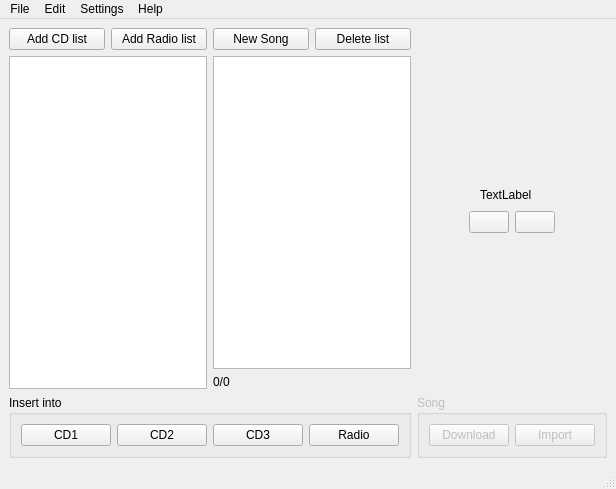
The window that mainwindow.ui (coriscodepage/MWC-MusicManager) describes before a commit, drawn with Qt 5.
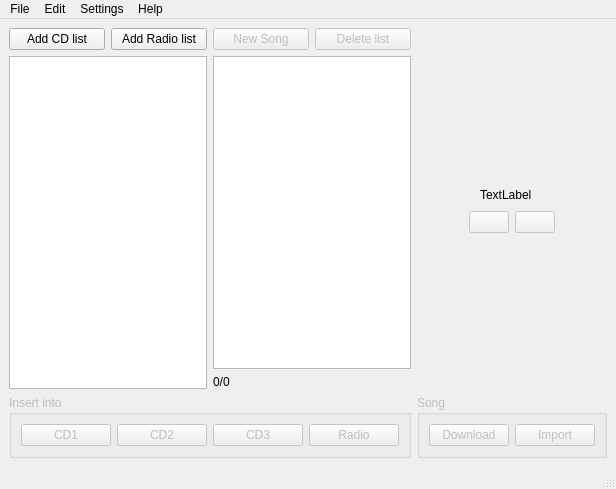
The same window after the commit. Icons and pictures are not drawn. Custom widgets are drawn as their Qt base class.

Diff of the .ui file:
```diff
--- a/mainwindow.ui
+++ b/mainwindow.ui
@@ -57,6 +57,9 @@
            <layout class="QHBoxLayout" name="horizontalLayout_4">
             <item>
              <widget class="QPushButton" name="newItem">
+              <property name="enabled">
+               <bool>false</bool>
+              </property>
               <property name="text">
                <string>New Song</string>
               </property>
@@ -64,6 +67,9 @@
             </item>
             <item>
              <widget class="QPushButton" name="deleteList">
+              <property name="enabled">
+               <bool>false</bool>
+              </property>
               <property name="text">
                <string>Delete list</string>
               </property>
@@ -93,7 +99,10 @@
        </layout>
       </item>
       <item>
-       <widget class="QGroupBox" name="groupBox_2">
+       <widget class="QGroupBox" name="insertGroupBox">
+        <property name="enabled">
+         <bool>false</bool>
+        </property>
         <property name="sizePolicy">
          <sizepolicy hsizetype="Ignored" vsizetype="Preferred">
           <horstretch>0</horstretch>
@@ -224,6 +233,9 @@
           </item>
           <item>
            <widget class="QPushButton" name="play">
+            <property name="enabled">
+             <bool>false</bool>
+            </property>
             <property name="text">
              <string/>
             </property>
@@ -234,6 +246,9 @@
           </item>
           <item>
            <widget class="QPushButton" name="stop">
+            <property name="enabled">
+             <bool>false</bool>
+            </property>
             <property name="text">
              <string/>
             </property>
```
